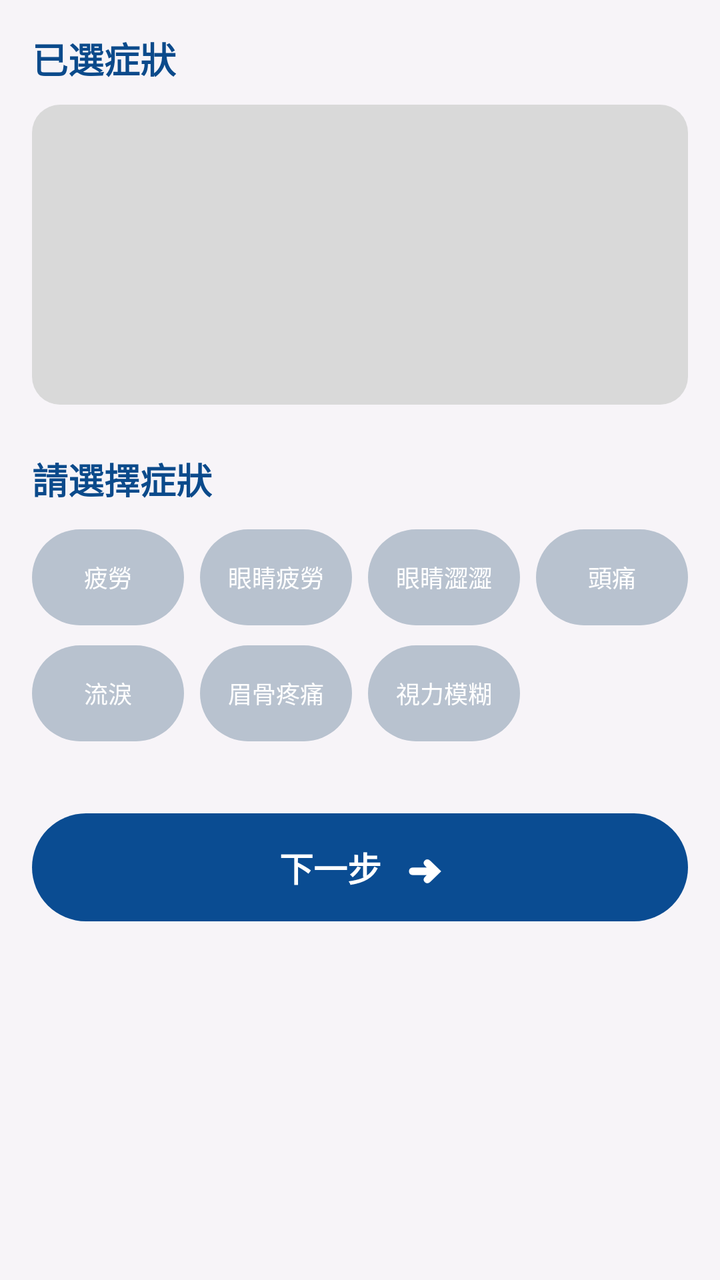
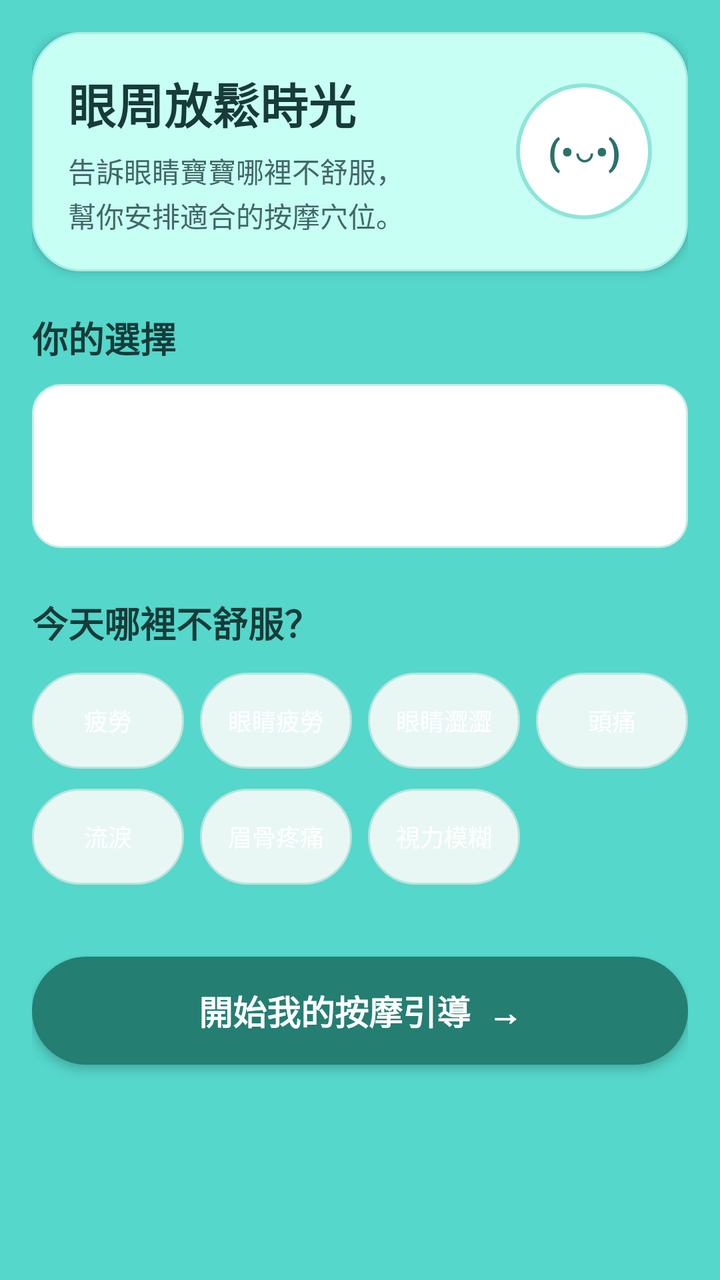

Before-and-after screenshots of an Android layout around one commit, followed by the original layout XML and the change that was made.
<!-- AndroidManifest.xml: application theme Theme.Eyeprotect -->
<!-- res/layout/activity_acupressure_selection.xml -->
<?xml version="1.0" encoding="utf-8"?>
<ScrollView xmlns:android="http://schemas.android.com/apk/res/android"
    android:layout_width="match_parent"
    android:layout_height="match_parent"
    android:background="#F7F4F8"
    android:fillViewport="true">

    <LinearLayout
        android:layout_width="match_parent"
        android:layout_height="wrap_content"
        android:orientation="vertical"
        android:padding="16dp">

        <TextView
            android:id="@+id/titleSelected"
            android:layout_width="wrap_content"
            android:layout_height="wrap_content"
            android:text="已選症狀"
            android:textColor="#0B4A8B"
            android:textSize="18sp"
            android:textStyle="bold" />

        <LinearLayout
            android:id="@+id/selectedSymptomsContainer"
            android:layout_width="match_parent"
            android:layout_height="150dp"
            android:layout_marginTop="10dp"
            android:background="@drawable/bg_acupressure_selected_area"
            android:gravity="top"
            android:orientation="vertical"
            android:padding="12dp" />

        <TextView
            android:id="@+id/titleChooseSymptom"
            android:layout_width="wrap_content"
            android:layout_height="wrap_content"
            android:layout_marginTop="24dp"
            android:text="請選擇症狀"
            android:textColor="#0B4A8B"
            android:textSize="18sp"
            android:textStyle="bold" />

        <LinearLayout
            android:layout_width="match_parent"
            android:layout_height="wrap_content"
            android:layout_marginTop="12dp"
            android:orientation="horizontal">

            <TextView
                android:id="@+id/btnFatigue"
                android:layout_width="0dp"
                android:layout_height="48dp"
                android:layout_marginEnd="8dp"
                android:layout_weight="1"
                android:background="@drawable/bg_acupressure_chip_gray"
                android:clickable="true"
                android:focusable="true"
                android:gravity="center"
                android:text="疲勞"
                android:textColor="#FFFFFF"
                android:textSize="12sp" />

            <TextView
                android:id="@+id/btnEyeFatigue"
                android:layout_width="0dp"
                android:layout_height="48dp"
                android:layout_marginEnd="8dp"
                android:layout_weight="1"
                android:background="@drawable/bg_acupressure_chip_gray"
                android:clickable="true"
                android:focusable="true"
                android:gravity="center"
                android:text="眼睛疲勞"
                android:textColor="#FFFFFF"
                android:textSize="12sp" />

            <TextView
                android:id="@+id/btnEyeCare"
                android:layout_width="0dp"
                android:layout_height="48dp"
                android:layout_marginEnd="8dp"
                android:layout_weight="1"
                android:background="@drawable/bg_acupressure_chip_gray"
                android:clickable="true"
                android:focusable="true"
                android:gravity="center"
                android:text="眼睛澀澀"
                android:textColor="#FFFFFF"
                android:textSize="12sp" />

            <TextView
                android:id="@+id/btnHeadache"
                android:layout_width="0dp"
                android:layout_height="48dp"
                android:layout_weight="1"
                android:background="@drawable/bg_acupressure_chip_gray"
                android:clickable="true"
                android:focusable="true"
                android:gravity="center"
                android:text="頭痛"
                android:textColor="#FFFFFF"
                android:textSize="12sp" />
        </LinearLayout>

        <LinearLayout
            android:layout_width="match_parent"
            android:layout_height="wrap_content"
            android:layout_marginTop="10dp"
            android:orientation="horizontal">

            <TextView
                android:id="@+id/btnTears"
                android:layout_width="0dp"
                android:layout_height="48dp"
                android:layout_marginEnd="8dp"
                android:layout_weight="1"
                android:background="@drawable/bg_acupressure_chip_gray"
                android:clickable="true"
                android:focusable="true"
                android:gravity="center"
                android:text="流淚"
                android:textColor="#FFFFFF"
                android:textSize="12sp" />

            <TextView
                android:id="@+id/btnBrowPain"
                android:layout_width="0dp"
                android:layout_height="48dp"
                android:layout_marginEnd="8dp"
                android:layout_weight="1"
                android:background="@drawable/bg_acupressure_chip_gray"
                android:clickable="true"
                android:focusable="true"
                android:gravity="center"
                android:text="眉骨疼痛"
                android:textColor="#FFFFFF"
                android:textSize="12sp" />

            <TextView
                android:id="@+id/btnBlur"
                android:layout_width="0dp"
                android:layout_height="48dp"
                android:layout_marginEnd="8dp"
                android:layout_weight="1"
                android:background="@drawable/bg_acupressure_chip_gray"
                android:clickable="true"
                android:focusable="true"
                android:gravity="center"
                android:text="視力模糊"
                android:textColor="#FFFFFF"
                android:textSize="12sp" />

            <Space
                android:layout_width="0dp"
                android:layout_height="48dp"
                android:layout_weight="1" />
        </LinearLayout>

        <TextView
            android:id="@+id/nextButton"
            android:layout_width="match_parent"
            android:layout_height="54dp"
            android:layout_marginTop="36dp"
            android:background="@drawable/bg_acupressure_next_button"
            android:clickable="true"
            android:focusable="true"
            android:gravity="center"
            android:text="下一步   ➜"
            android:textColor="#FFFFFF"
            android:textSize="17sp"
            android:textStyle="bold" />

    </LinearLayout>
</ScrollView>
<!-- resources referenced by this layout -->
<resources>
  <!-- drawable bg_acupressure_chip_gray (drawable) -->
  <?xml version="1.0" encoding="utf-8"?>
  <shape xmlns:android="http://schemas.android.com/apk/res/android"
      android:shape="rectangle">
  
      <solid android:color="#B8C2CF" />
      <corners android:radius="999dp" />
  
  </shape>
  <!-- drawable bg_acupressure_next_button (drawable) -->
  <?xml version="1.0" encoding="utf-8"?>
  <shape xmlns:android="http://schemas.android.com/apk/res/android"
      android:shape="rectangle">
  
      <solid android:color="#0A4C92" />
      <corners android:radius="999dp" />
  
  </shape>
  <!-- drawable bg_acupressure_selected_area (drawable) -->
  <?xml version="1.0" encoding="utf-8"?>
  <shape xmlns:android="http://schemas.android.com/apk/res/android"
      android:shape="rectangle">
  
      <solid android:color="#D9D9D9" />
  
      <corners android:radius="14dp" />
  
  </shape>
  <style name="Theme.Eyeprotect" parent="Theme.MaterialComponents.DayNight.NoActionBar">
          <item name="colorPrimary">@color/accent_teal</item>
          <item name="colorSecondary">@color/accent_orange</item>
          <item name="android:windowBackground">@color/light_background</item>
          <item name="android:statusBarColor">@color/light_background</item>
          <item name="android:navigationBarColor">@color/light_nav_background</item>
          <item name="android:windowLightStatusBar">true</item>
          <item name="android:windowLightNavigationBar">true</item>
      </style>
  <color name="accent_teal">#FF2F80ED</color>
  <color name="accent_orange">#FFF2B84B</color>
  <color name="light_background">#FFF2F7FC</color>
  <color name="light_nav_background">#FFFFFFFF</color>
</resources>

<!-- the commit's change to res/layout/activity_acupressure_selection.xml (unified diff, before → after) -->
@@ -2,7 +2,7 @@
 <ScrollView xmlns:android="http://schemas.android.com/apk/res/android"
     android:layout_width="match_parent"
     android:layout_height="match_parent"
-    android:background="#F7F4F8"
+    android:background="#55D7CB"
     android:fillViewport="true">
 
     <LinearLayout
@@ -11,22 +11,68 @@
         android:orientation="vertical"
         android:padding="16dp">
 
+        <LinearLayout
+            android:layout_width="match_parent"
+            android:layout_height="wrap_content"
+            android:background="@drawable/bg_acupressure_hero"
+            android:elevation="3dp"
+            android:gravity="center_vertical"
+            android:orientation="horizontal"
+            android:padding="18dp">
+
+            <LinearLayout
+                android:layout_width="0dp"
+                android:layout_height="wrap_content"
+                android:layout_weight="1"
+                android:orientation="vertical">
+
+                <TextView
+                    android:layout_width="wrap_content"
+                    android:layout_height="wrap_content"
+                    android:text="眼周放鬆時光"
+                    android:textColor="#173B39"
+                    android:textSize="24sp"
+                    android:textStyle="bold" />
+
+                <TextView
+                    android:layout_width="wrap_content"
+                    android:layout_height="wrap_content"
+                    android:layout_marginTop="6dp"
+                    android:lineSpacingExtra="2dp"
+                    android:text="告訴眼睛寶寶哪裡不舒服，\n幫你安排適合的按摩穴位。"
+                    android:textColor="#416866"
+                    android:textSize="14sp" />
+            </LinearLayout>
+
+            <TextView
+                android:layout_width="68dp"
+                android:layout_height="68dp"
+                android:background="@drawable/bg_acupressure_mascot"
+                android:gravity="center"
+                android:text="(•◡•)"
+                android:textColor="#2A7169"
+                android:textSize="18sp"
+                android:textStyle="bold" />
+        </LinearLayout>
+
         <TextView
             android:id="@+id/titleSelected"
             android:layout_width="wrap_content"
             android:layout_height="wrap_content"
-            android:text="已選症狀"
-            android:textColor="#0B4A8B"
+            android:layout_marginTop="20dp"
+            android:text="你的選擇"
+            android:textColor="#173B39"
             android:textSize="18sp"
             android:textStyle="bold" />
 
         <LinearLayout
             android:id="@+id/selectedSymptomsContainer"
             android:layout_width="match_parent"
-            android:layout_height="150dp"
+            android:layout_height="wrap_content"
             android:layout_marginTop="10dp"
             android:background="@drawable/bg_acupressure_selected_area"
-            android:gravity="top"
+            android:gravity="center_vertical"
+            android:minHeight="82dp"
             android:orientation="vertical"
             android:padding="12dp" />
 
@@ -35,8 +81,8 @@
             android:layout_width="wrap_content"
             android:layout_height="wrap_content"
             android:layout_marginTop="24dp"
-            android:text="請選擇症狀"
-            android:textColor="#0B4A8B"
+            android:text="今天哪裡不舒服？"
+            android:textColor="#173B39"
             android:textSize="18sp"
             android:textStyle="bold" />
 
@@ -165,7 +211,8 @@
             android:clickable="true"
             android:focusable="true"
             android:gravity="center"
-            android:text="下一步   ➜"
+            android:elevation="3dp"
+            android:text="開始我的按摩引導  →"
             android:textColor="#FFFFFF"
             android:textSize="17sp"
             android:textStyle="bold" />
<!-- resource entries referenced after the edit -->
@@ -5,16 +5,30 @@
   <shape xmlns:android="http://schemas.android.com/apk/res/android"
       android:shape="rectangle">
   
-      <solid android:color="#B8C2CF" />
+      <solid android:color="#E9F7F4" />
+      <stroke android:width="1dp" android:color="#B7E4DD" />
       <corners android:radius="999dp" />
   
+  </shape>
+  <!-- drawable bg_acupressure_hero (drawable) -->
+  <?xml version="1.0" encoding="utf-8"?>
+  <shape xmlns:android="http://schemas.android.com/apk/res/android" android:shape="rectangle">
+      <solid android:color="#C8FFF5" />
+      <stroke android:width="1dp" android:color="#A8EDE3" />
+      <corners android:radius="24dp" />
+  </shape>
+  <!-- drawable bg_acupressure_mascot (drawable) -->
+  <?xml version="1.0" encoding="utf-8"?>
+  <shape xmlns:android="http://schemas.android.com/apk/res/android" android:shape="oval">
+      <solid android:color="#FFFFFF" />
+      <stroke android:width="2dp" android:color="#8DE5D8" />
   </shape>
   <!-- drawable bg_acupressure_next_button (drawable) -->
   <?xml version="1.0" encoding="utf-8"?>
   <shape xmlns:android="http://schemas.android.com/apk/res/android"
       android:shape="rectangle">
   
-      <solid android:color="#0A4C92" />
+      <solid android:color="#247E72" />
       <corners android:radius="999dp" />
   
   </shape>
@@ -23,7 +37,8 @@
   <shape xmlns:android="http://schemas.android.com/apk/res/android"
       android:shape="rectangle">
   
-      <solid android:color="#D9D9D9" />
+      <solid android:color="#FFFFFF" />
+      <stroke android:width="1dp" android:color="#C9ECE6" />
   
       <corners android:radius="14dp" />
   
